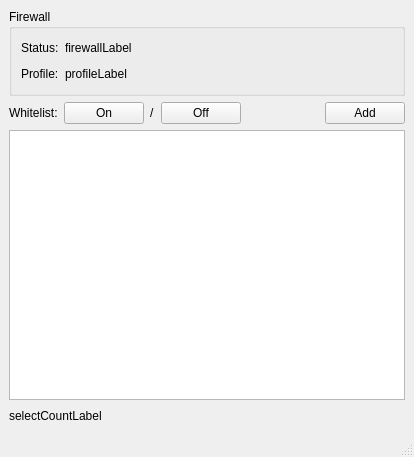
Above: mainwindow.ui from leyondlee/GTA5Online_Whitelist before the change. Below: the same form after it.
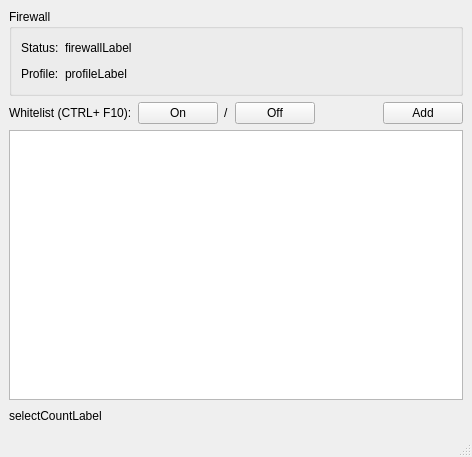
That is the form after the change.

```diff
--- a/mainwindow.ui
+++ b/mainwindow.ui
@@ -6,7 +6,7 @@
    <rect>
     <x>0</x>
     <y>0</y>
-    <width>414</width>
+    <width>472</width>
     <height>457</height>
    </rect>
   </property>
@@ -97,7 +97,7 @@
          </sizepolicy>
         </property>
         <property name="text">
-         <string>Whitelist:</string>
+         <string>Whitelist (CTRL+ F10):</string>
         </property>
        </widget>
       </item>
```
Left out of the diff: 2 changed lines with no effect on the pictures.
